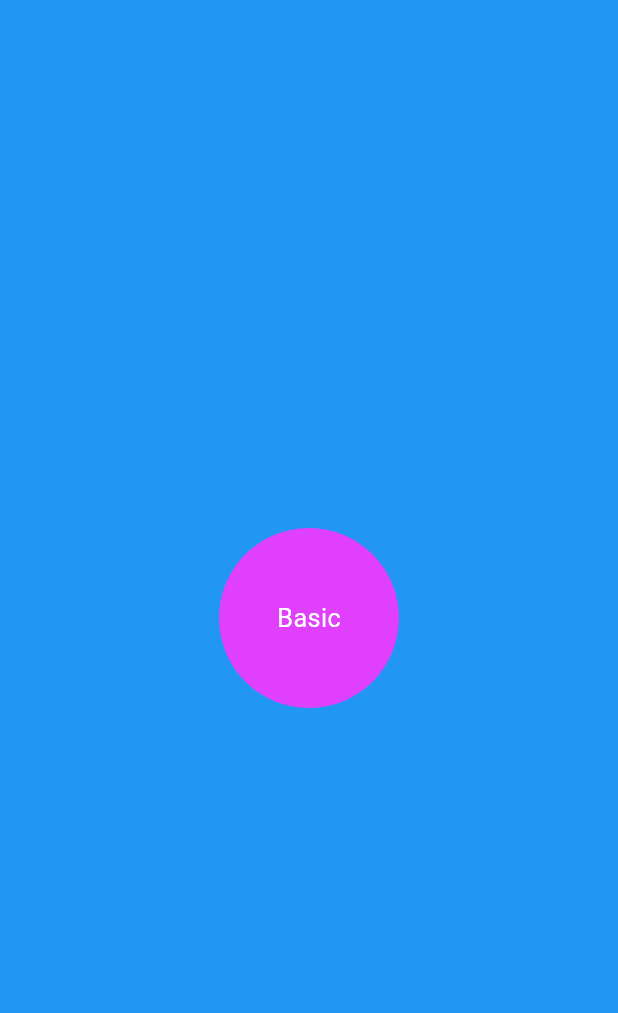
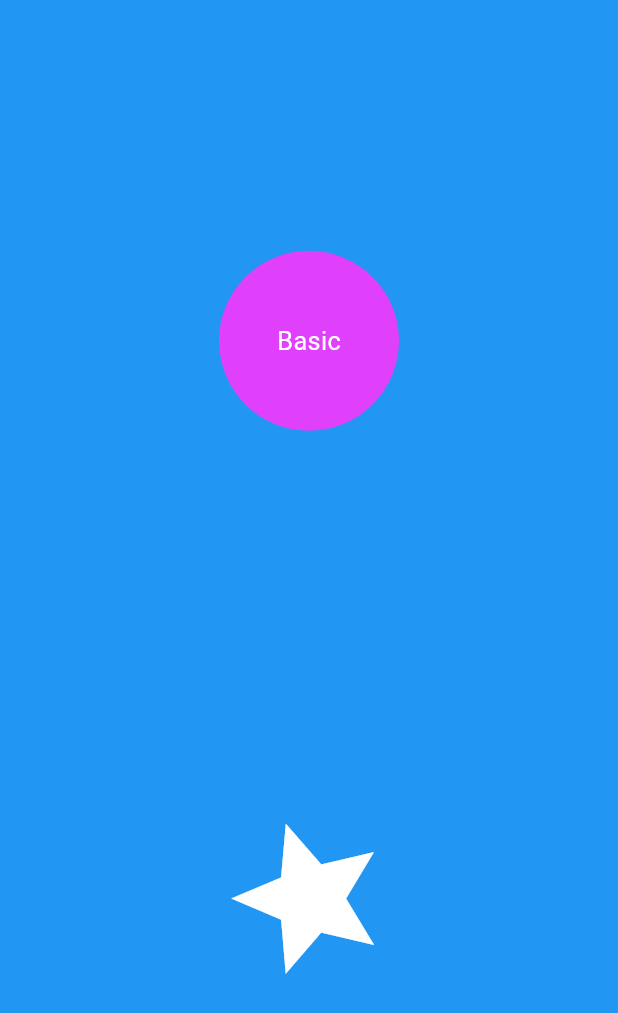
Before and after one commit to RANGIRA46/animdo_app, a Flutter app: the screen it shows after launch, on a phone screen of 412 x 824 dp. Shown: the top 1013 px of the screen. Run offline on Flutter 3.47's test engine with Material 3 defaults, Android fonts, the phone set to English and light mode, and no system bars.

Commit message:
created the rotating star icon by using animation controllers

```diff
--- a/lib/pages/home_page.dart
+++ b/lib/pages/home_page.dart
@@ -1,3 +1,5 @@
+import 'dart:math';
+
 import 'package:flutter/material.dart';
 
 class HomePage extends StatefulWidget {
@@ -7,37 +9,54 @@ class HomePage extends StatefulWidget {
   }
 }
 
-class _HomePageState extends State<HomePage> with SingleTickerProviderStateMixin {
+class _HomePageState extends State<HomePage> with TickerProviderStateMixin {
   double _buttonRadius = 100;
 
-  final Tween<double> _backgroundScale = Tween<double>(begin: 0.5, end: 1.2); // Scale from 0.5 to 1.2
+  final Tween<double> _backgroundScale = Tween<double>(
+    begin: 0.5,
+    end: 1.2,
+  ); // Scale from 0.5 to 1.2
   late AnimationController _controller; // Animation controller
-  late Animation<double> _backgroundAnimation; // Animation for the background scale
+  late Animation<double>
+      _backgroundAnimation; // Animation for the background scale
+  late AnimationController
+      _starIconAnimationController; // Animation controller for star icon
 
   @override
   void initState() {
     super.initState();
 
-    // Initialize the animation controller
+    // Initialize the animation controller for background
     _controller = AnimationController(
       duration: const Duration(seconds: 2),
       vsync: this,
     );
 
     // Define the animation using the Tween and the controller, with a curve
-    _backgroundAnimation = _backgroundScale.animate(CurvedAnimation(
-      parent: _controller,
-      curve: Curves.easeInOut, // Smooth easing curve for the animation
-    ));
+    _backgroundAnimation = _backgroundScale.animate(
+      CurvedAnimation(
+        parent: _controller,
+        curve: Curves.easeInOut, // Smooth easing curve for the animation
+      ),
+    );
 
-    // Start the animation
+    // Start the background animation
     _controller.forward();
+
+    // Initialize the animation controller for the star icon
+    _starIconAnimationController = AnimationController(
+      vsync: this,
+      duration: const Duration(seconds: 4),
+    );
+
+    _starIconAnimationController.repeat();
   }
 
   @override
   void dispose() {
-    // Dispose the animation controller
+    // Dispose the animation controllers
     _controller.dispose();
+    _starIconAnimationController.dispose();
     super.dispose();
   }
 
@@ -51,7 +70,15 @@ class _HomePageState extends State<HomePage> with SingleTickerProviderStateMixin
             scale: _backgroundAnimation.value, // Apply the scale animation
             child: Stack(
               clipBehavior: Clip.none,
-              children: [_pageBackground(), _centeredCircularAnimationButton()],
+              children: [
+                _pageBackground(),
+                Column(
+                  mainAxisAlignment: MainAxisAlignment.spaceEvenly,
+                  crossAxisAlignment: CrossAxisAlignment.center,
+                  mainAxisSize: MainAxisSize.max,
+                  children: [_centeredCircularAnimationButton(), _starIcon()],
+                ),
+              ],
             ),
           );
         },
@@ -86,13 +113,27 @@ class _HomePageState extends State<HomePage> with SingleTickerProviderStateMixin
             borderRadius: BorderRadius.circular(_buttonRadius),
           ),
           child: const Center(
-            child: Text(
-              'Basic',
-              style: TextStyle(color: Colors.white),
-            ),
+            child: Text('Basic', style: TextStyle(color: Colors.white)),
           ),
         ),
       ),
     );
   }
+
+  Widget _starIcon() {
+    return AnimatedBuilder(
+      animation: _starIconAnimationController.view,
+      builder: (_buildContext, _child) {
+        return Transform.rotate(
+          angle: _starIconAnimationController.value * 2 * pi, // Rotate the star icon
+          child: _child,
+        );
+      },
+      child: const Icon(
+        Icons.star,
+        size: 100,
+        color: Colors.white,
+      ),
+    );
+  }
 }
```
